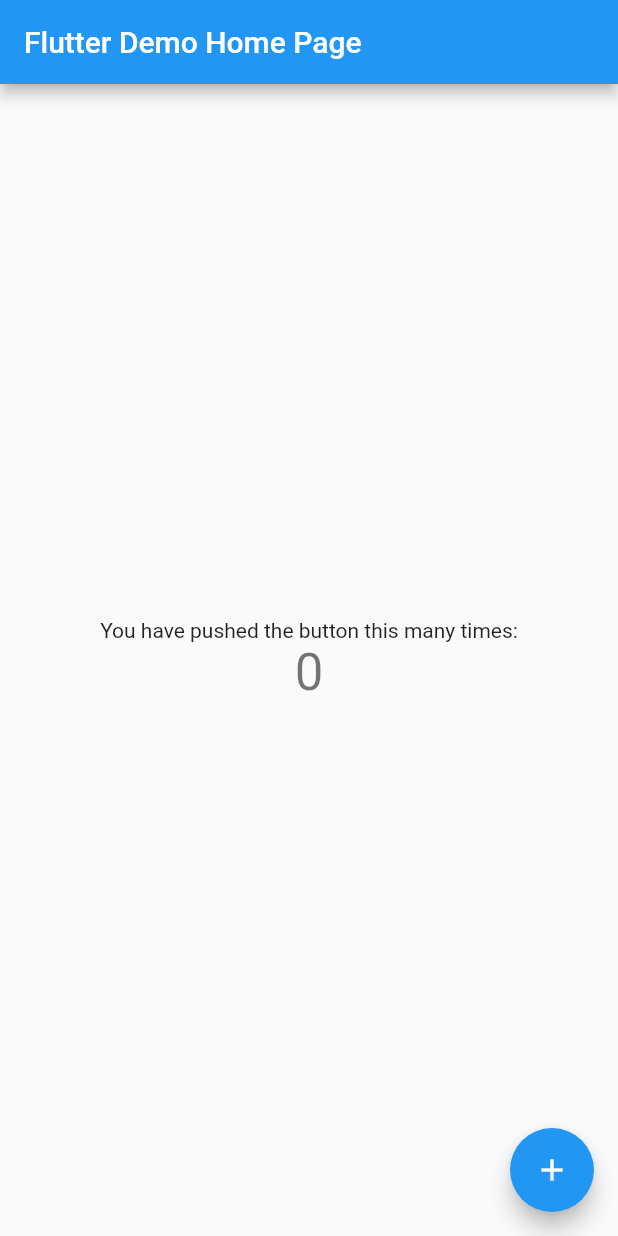
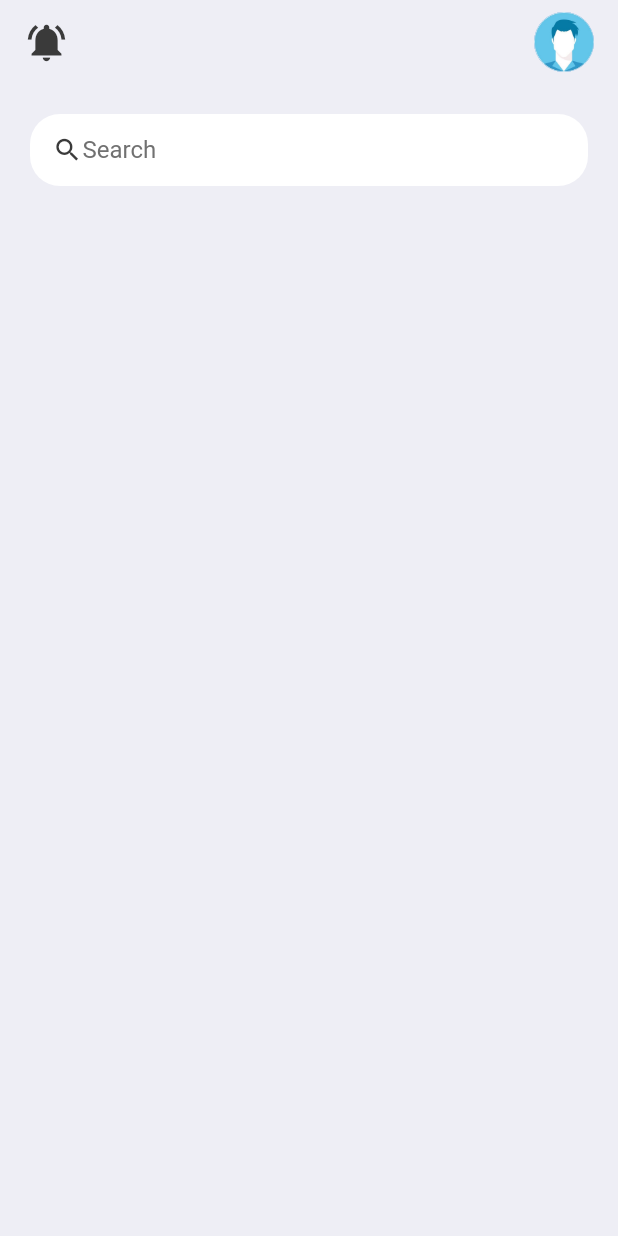
Before and after one commit to hasira09/ToDo_Tasks, a Flutter app: the screen it shows after launch, on a phone screen of 412 x 824 dp. Run offline on Flutter 3.47's test engine with Material 2 defaults, Android fonts, the phone set to English and light mode, and no system bars.

Commit message:
App Bar and Search Box

```diff
--- /dev/null
+++ b/lib/Constants/Colours.dart
@@ -0,0 +1,9 @@
+import 'package:flutter/material.dart';
+
+const Color tRed = Color(0xFFDA4040);
+const Color tBlue = Color(0xFF5F52EE);
+
+const Color tBlack = Color(0xFF3A3A3A);
+const Color tGrey = Color (0xFF717171);
+
+const Color tBGColor = Color(0xFFEEEEF5);
--- /dev/null
+++ b/lib/Screens/HomeScreen.dart
@@ -0,0 +1,58 @@
+import 'package:flutter/material.dart';
+import 'package:todo_tasks/Constants/Colours.dart';
+
+class HomeScreen extends StatelessWidget {
+  const HomeScreen({Key? key}) : super(key: key);
+
+  @override
+  Widget build(BuildContext context) {
+    return Scaffold(
+      backgroundColor: tBGColor,
+      appBar: _buildAppBar(),
+      body: Container(
+        padding: const EdgeInsets.symmetric(horizontal: 20, vertical: 20),
+        child: Column(
+          children: [
+            searchBox(),
+          ],
+        ),
+      ),
+    );
+  }
+
+  Widget searchBox() {
+    return Container(
+      padding: const EdgeInsets.symmetric(horizontal: 15),
+      decoration: BoxDecoration(
+          color: Colors.white, borderRadius: BorderRadius.circular(20)),
+      child: const TextField(
+        decoration: InputDecoration(
+          contentPadding: EdgeInsets.all(0),
+          prefixIcon: Icon(Icons.search, color: tBlack, size: 20),
+          prefixIconConstraints:
+          BoxConstraints(maxHeight: 20, maxWidth: 25),
+          border: InputBorder.none,
+          hintText: 'Search',
+          hintStyle: TextStyle(color: tGrey),
+        ),
+      ),
+    );
+  }
+
+  AppBar _buildAppBar() {
+    return AppBar(
+      elevation: 0,
+      backgroundColor: tBGColor,
+      title: Row(
+        mainAxisAlignment: MainAxisAlignment.spaceBetween,
+        children: const [
+          Icon(Icons.notifications_active, color: tBlack, size: 30),
+          SizedBox(width: 8),
+          CircleAvatar(
+            backgroundImage: AssetImage("assets/Images/Profile.jpg"),
+          ),
+        ],
+      ),
+    );
+  }
+}
--- a/lib/main.dart
+++ b/lib/main.dart
@@ -1,4 +1,6 @@
 import 'package:flutter/material.dart';
+import 'package:flutter/services.dart';
+import 'package:todo_tasks/Screens/HomeScreen.dart';
 
 void main() {
   runApp(const MyApp());
@@ -7,109 +9,13 @@ void main() {
 class MyApp extends StatelessWidget {
   const MyApp({super.key});
 
-  // This widget is the root of your application.
   @override
   Widget build(BuildContext context) {
-    return MaterialApp(
-      title: 'Flutter Demo',
-      theme: ThemeData(
-        // This is the theme of your application.
-        //
-        // Try running your application with "flutter run". You'll see the
-        // application has a blue toolbar. Then, without quitting the app, try
-        // changing the primarySwatch below to Colors.green and then invoke
-        // "hot reload" (press "r" in the console where you ran "flutter run",
-        // or simply save your changes to "hot reload" in a Flutter IDE).
-        // Notice that the counter didn't reset back to zero; the application
-        // is not restarted.
-        primarySwatch: Colors.blue,
-      ),
-      home: const MyHomePage(title: 'Flutter Demo Home Page'),
+    SystemChrome.setSystemUIOverlayStyle(const SystemUiOverlayStyle(statusBarColor: Colors.transparent));
+    return const MaterialApp(
+      debugShowCheckedModeBanner: false,
+      title: 'ToDo Tasks App',
+      home: HomeScreen(),
     );
   }
 }
-
-class MyHomePage extends StatefulWidget {
-  const MyHomePage({super.key, required this.title});
-
-  // This widget is the home page of your application. It is stateful, meaning
-  // that it has a State object (defined below) that contains fields that affect
-  // how it looks.
-
-  // This class is the configuration for the state. It holds the values (in this
-  // case the title) provided by the parent (in this case the App widget) and
-  // used by the build method of the State. Fields in a Widget subclass are
-  // always marked "final".
-
-  final String title;
-
-  @override
-  State<MyHomePage> createState() => _MyHomePageState();
-}
-
-class _MyHomePageState extends State<MyHomePage> {
-  int _counter = 0;
-
-  void _incrementCounter() {
-    setState(() {
-      // This call to setState tells the Flutter framework that something has
-      // changed in this State, which causes it to rerun the build method below
-      // so that the display can reflect the updated values. If we changed
-      // _counter without calling setState(), then the build method would not be
-      // called again, and so nothing would appear to happen.
-      _counter++;
-    });
-  }
-
-  @override
-  Widget build(BuildContext context) {
-    // This method is rerun every time setState is called, for instance as done
-    // by the _incrementCounter method above.
-    //
-    // The Flutter framework has been optimized to make rerunning build methods
-    // fast, so that you can just rebuild anything that needs updating rather
-    // than having to individually change instances of widgets.
-    return Scaffold(
-      appBar: AppBar(
-        // Here we take the value from the MyHomePage object that was created by
-        // the App.build method, and use it to set our appbar title.
-        title: Text(widget.title),
-      ),
-      body: Center(
-        // Center is a layout widget. It takes a single child and positions it
-        // in the middle of the parent.
-        child: Column(
-          // Column is also a layout widget. It takes a list of children and
-          // arranges them vertically. By default, it sizes itself to fit its
-          // children horizontally, and tries to be as tall as its parent.
-          //
-          // Invoke "debug painting" (press "p" in the console, choose the
-          // "Toggle Debug Paint" action from the Flutter Inspector in Android
-          // Studio, or the "Toggle Debug Paint" command in Visual Studio Code)
-          // to see the wireframe for each widget.
-          //
-          // Column has various properties to control how it sizes itself and
-          // how it positions its children. Here we use mainAxisAlignment to
-          // center the children vertically; the main axis here is the vertical
-          // axis because Columns are vertical (the cross axis would be
-          // horizontal).
-          mainAxisAlignment: MainAxisAlignment.center,
-          children: <Widget>[
-            const Text(
-              'You have pushed the button this many times:',
-            ),
-            Text(
-              '$_counter',
-              style: Theme.of(context).textTheme.headline4,
-            ),
-          ],
-        ),
-      ),
-      floatingActionButton: FloatingActionButton(
-        onPressed: _incrementCounter,
-        tooltip: 'Increment',
-        child: const Icon(Icons.add),
-      ), // This trailing comma makes auto-formatting nicer for build methods.
-    );
-  }
-}
--- a/pubspec.yaml
+++ b/pubspec.yaml
@@ -60,9 +60,8 @@ flutter:
   uses-material-design: true
 
   # To add assets to your application, add an assets section, like this:
-  # assets:
-  #   - images/a_dot_burr.jpeg
-  #   - images/a_dot_ham.jpeg
+  assets:
+    - assets/Images/
 
   # An image asset can refer to one or more resolution-specific "variants", see
   # https://flutter.dev/assets-and-images/#resolution-aware
```
Also changed, not shown: assets/Images/Profile.jpg (added).
